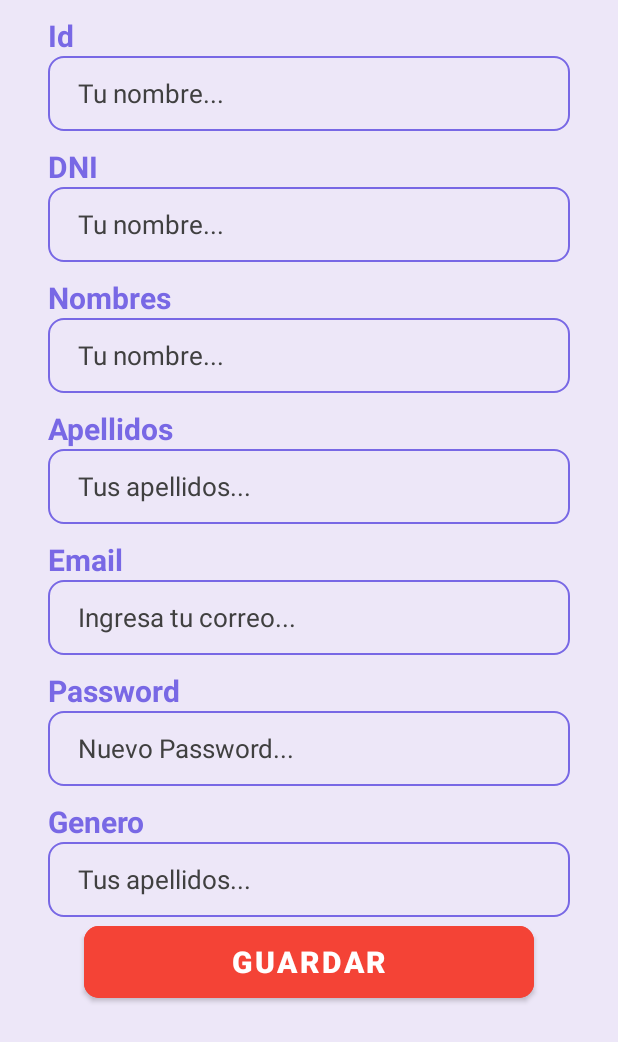
After one commit to guidochavarris2/reuu_premium, an Android app: the Editar_perfil screen opened directly, with no data from a screen before it, on a phone screen of 412 x 824 dp. The commit adds this screen. Shown: the top 1042 px of the screen. Run offline under Robolectric (Android 15) with nearby library versions, the phone set to English and light mode, and no system bars; our stand-ins replace Volley.

Commit message:
Commit Aldo, Editar-Perfil

```diff
--- a/app/src/main/java/com/example/reeu_premium/Configuracion.java
+++ b/app/src/main/java/com/example/reeu_premium/Configuracion.java
@@ -11,6 +11,7 @@ public class Configuracion extends AppCompatActivity {
 
     Button tbnTerminos;
     Button btnPoliticas;
+    Button btnEditarPerfil;
 
     @Override
     protected void onCreate(Bundle savedInstanceState) {
@@ -41,5 +42,19 @@ public class Configuracion extends AppCompatActivity {
             }
         });
 
+        btnEditarPerfil=(Button)findViewById(R.id.btnEditarPerfil);
+
+        btnEditarPerfil.setOnClickListener(new View.OnClickListener() {
+
+            public void onClick(View v) {
+
+                Intent nextScreen = new Intent(getApplicationContext(), Editar_perfil.class);
+                startActivity(nextScreen);
+
+            }
+        });
+
+
+
     }
 }
--- /dev/null
+++ b/app/src/main/java/com/example/reeu_premium/Editar_perfil.java
@@ -0,0 +1,125 @@
+package com.example.reeu_premium;
+
+import static com.android.volley.Request.Method.GET;
+import androidx.annotation.Nullable;
+import androidx.appcompat.app.AppCompatActivity;
+
+import android.app.ProgressDialog;
+import android.content.Intent;
+import android.os.Bundle;
+import android.view.View;
+import android.widget.Button;
+import android.widget.EditText;
+import android.widget.RadioGroup;
+import android.widget.TextView;
+import android.widget.Toast;
+
+import com.android.volley.AuthFailureError;
+import com.android.volley.Request;
+import com.android.volley.RequestQueue;
+import com.android.volley.Response;
+import com.android.volley.VolleyError;
+import com.android.volley.toolbox.StringRequest;
+import com.android.volley.toolbox.Volley;
+
+import java.util.HashMap;
+import java.util.Map;
+
+
+public class Editar_perfil extends AppCompatActivity {
+
+
+    TextView edid, eddni, edapellidos, edgender;
+    EditText edemail, eduserName, edpassword;
+
+    private int position;
+
+
+    //RadioGroup radioGroupGender;
+
+    @Override
+    protected void onCreate(Bundle savedInstanceState) {
+        super.onCreate(savedInstanceState);
+        setContentView(R.layout.activity_editar_perfil);
+        if(SharedPrefManager.getInstance(this).isLoggedIn()) {
+
+
+            edid = findViewById(R.id.editTextId);
+            eddni = findViewById(R.id.editTextDni);
+            eduserName = findViewById(R.id.editTextUsername);
+            edapellidos = findViewById(R.id.editTextApellidos);
+            edemail = findViewById(R.id.editTextEmail);
+            edpassword = findViewById(R.id.editTextPassword);
+            edgender = findViewById(R.id.editTextGenero);
+
+
+            User user = SharedPrefManager.getInstance(this).getUser();
+
+            edid.setText(String.valueOf(user.getId()));
+            eddni.setText(user.getDni());
+            eduserName.setText(user.getName());
+            edapellidos.setText(user.getApellidos());
+            edemail.setText(user.getEmail());
+
+            edgender.setText(user.getGender());
+
+
+
+        }
+    }
+
+
+    public void actualizar(View view){
+
+        final String id =edid.getText().toString().trim();
+        final String dni =eddni.getText().toString().trim();
+        final String username =eduserName.getText().toString().trim();
+        final String apellidos =edapellidos.getText().toString().trim();
+        final String email=edemail.getText().toString().trim();
+        final String password=edpassword.getText().toString().trim();
+        final String genero=edgender.getText().toString().trim();
+
+
+        final ProgressDialog progressDialog =new ProgressDialog(this);
+        progressDialog.setMessage("Actualizando");
+        progressDialog.dismiss();
+
+        StringRequest request =new StringRequest(Request.Method.POST, URLs.URL_EDITAR, new Response.Listener<String>() {
+            @Override
+            public void onResponse(String response) {
+                Toast.makeText(Editar_perfil.this, response, Toast.LENGTH_SHORT).show();
+
+                System.out.println(response);
+
+                startActivity(new Intent(getApplicationContext(), Configuracion.class));
+                finish();
+                progressDialog.dismiss();
+
+            }
+        }, new Response.ErrorListener() {
+            @Override
+            public void onErrorResponse(VolleyError error) {
+                Toast.makeText(Editar_perfil.this,error.getMessage(),Toast.LENGTH_SHORT).show();
+                progressDialog.dismiss();
+            }
+        }){
+            @Nullable
+            @Override
+            protected Map<String, String> getParams() throws AuthFailureError {
+                Map<String,String> params=new HashMap<>();
+                params.put("dni",dni);
+                params.put("username",username);
+                params.put("apellidos",apellidos);
+                params.put("email",email);
+                params.put("password",password);
+                params.put("gender",genero);
+                params.put("id_usuario",id);
+
+                return params;
+            }
+        };
+        RequestQueue requestQueue= Volley.newRequestQueue(Editar_perfil.this);
+        requestQueue.add(request);
+    }
+
+}
--- a/app/src/main/java/com/example/reeu_premium/URLs.java
+++ b/app/src/main/java/com/example/reeu_premium/URLs.java
@@ -11,5 +11,9 @@ public class URLs {
     public static final String URL_MISEVENTOS=ROOT_URL + "miseventos";
     public static final String URL_INVITADO= ROOT_URL + "invitado";
     private static final String ROOT_URL2 = "https://polar-cove-80223.herokuapp.com/crear_evento.php?apicall=";
+    private static final String ROOT_EDITAR = "https://polar-cove-80223.herokuapp.com/editar_perfil.php";
+    public static final String URL_EDITAR = ROOT_EDITAR;
     public static final String URL_CREAR = ROOT_URL_AZURE + "crear";
+
+
 }
--- a/app/src/main/res/layout/activity_configuracion.xml
+++ b/app/src/main/res/layout/activity_configuracion.xml
@@ -58,6 +58,7 @@
         app:layout_constraintTop_toBottomOf="@+id/imageView8">
 
         <Button
+            android:id="@+id/btnEditarPerfil"
             android:layout_width="350dp"
             android:layout_height="80dp"
             android:layout_marginTop="20dp"
@@ -66,7 +67,7 @@
             android:textColor="#ffffff"
             android:textSize="20sp"
             android:textStyle="bold"
-            app:cornerRadius="0dp" />
+            app:cornerRadius="10dp" />
 
         <Button
             android:id="@+id/tbnTerminos"
--- /dev/null
+++ b/app/src/main/res/layout/activity_editar_perfil.xml
@@ -0,0 +1,234 @@
+<?xml version="1.0" encoding="utf-8"?>
+<androidx.constraintlayout.widget.ConstraintLayout xmlns:android="http://schemas.android.com/apk/res/android"
+    xmlns:app="http://schemas.android.com/apk/res-auto"
+    xmlns:tools="http://schemas.android.com/tools"
+    android:layout_width="match_parent"
+    android:layout_height="match_parent"
+    android:background="#EDE7F8"
+    tools:context=".Editar_perfil">
+
+    <ScrollView
+        android:layout_width="match_parent"
+        android:layout_height="match_parent"
+        app:layout_constraintBottom_toBottomOf="parent"
+        app:layout_constraintEnd_toEndOf="parent"
+        app:layout_constraintStart_toStartOf="parent"
+        app:layout_constraintTop_toTopOf="parent">
+
+        <LinearLayout
+            android:layout_width="match_parent"
+            android:layout_height="wrap_content"
+            android:orientation="vertical" >
+<!--
+            <ImageView
+                android:id="@+id/imageView2"
+                android:layout_width="match_parent"
+                android:layout_height="100dp"
+                app:srcCompat="@drawable/usuario" />
+
+            <TextView
+                android:id="@+id/textView4"
+                android:layout_width="match_parent"
+                android:layout_height="wrap_content"
+                android:text="Datos personales"
+                android:textAlignment="center"
+                android:textColor="#fe5b52"
+                android:textSize="40sp"
+                android:textStyle="bold" />
+-->
+            <TextView
+                android:id="@+id/textView3"
+                android:layout_width="match_parent"
+                android:layout_height="wrap_content"
+                android:layout_marginStart="32dp"
+                android:layout_marginTop="10dp"
+                android:text="Id"
+                android:textColor="#7868e5"
+                android:textSize="20sp"
+                android:textStyle="bold" />
+
+            <EditText
+                android:id="@+id/editTextId"
+                android:layout_width="match_parent"
+                android:layout_height="50dp"
+                android:layout_marginStart="32dp"
+                android:layout_marginEnd="32dp"
+                android:background="@drawable/background_edt"
+                android:hint="Tu nombre..."
+                android:focusable="false"
+                android:paddingStart="20dp"
+                android:textColorHint="#404040"
+                android:textSize="17sp" />
+            <TextView
+                android:id="@+id/textView8"
+                android:layout_width="match_parent"
+                android:layout_height="wrap_content"
+                android:layout_marginStart="32dp"
+                android:layout_marginTop="10dp"
+                android:text="DNI"
+                android:textColor="#7868e5"
+                android:textSize="20sp"
+                android:textStyle="bold" />
+
+            <EditText
+                android:id="@+id/editTextDni"
+                android:layout_width="match_parent"
+                android:layout_height="50dp"
+                android:layout_marginStart="32dp"
+                android:layout_marginEnd="32dp"
+                android:background="@drawable/background_edt"
+                android:hint="Tu nombre..."
+                android:focusable="false"
+                android:paddingStart="20dp"
+                android:textColorHint="#404040"
+                android:textSize="17sp" />
+
+            <TextView
+                android:id="@+id/textView9"
+                android:layout_width="match_parent"
+                android:layout_height="wrap_content"
+                android:layout_marginStart="32dp"
+                android:layout_marginTop="10dp"
+                android:text="Nombres"
+                android:textColor="#7868e5"
+                android:textSize="20sp"
+                android:textStyle="bold" />
+
+            <EditText
+                android:id="@+id/editTextUsername"
+                android:layout_width="match_parent"
+                android:layout_height="50dp"
+                android:layout_marginStart="32dp"
+                android:layout_marginEnd="32dp"
+                android:background="@drawable/background_edt"
+                android:hint="Tu nombre..."
+                android:focusable="true"
+                android:paddingStart="20dp"
+                android:textColorHint="#404040"
+                android:textSize="17sp" />
+
+
+            <TextView
+                android:id="@+id/textView7"
+                android:layout_width="match_parent"
+                android:layout_height="wrap_content"
+                android:layout_marginStart="32dp"
+                android:layout_marginTop="10dp"
+                android:text="Apellidos"
+                android:textColor="#7868e5"
+                android:textSize="20sp"
+                android:textStyle="bold" />
+
+            <EditText
+                android:id="@+id/editTextApellidos"
+                android:layout_width="match_parent"
+                android:layout_height="50dp"
+                android:layout_marginStart="32dp"
+                android:layout_marginEnd="32dp"
+                android:background="@drawable/background_edt"
+                android:hint="Tus apellidos..."
+                android:focusable="false"
+                android:inputType="textPersonName"
+                android:paddingStart="20dp"
+                android:textColorHint="#404040"
+                android:textSize="17sp" />
+
+            <TextView
+                android:id="@+id/textView6"
+                android:layout_width="match_parent"
+                android:layout_height="wrap_content"
+                android:layout_marginStart="32dp"
+                android:layout_marginTop="10dp"
+                android:text="Email"
+                android:textColor="#7868e5"
+                android:textSize="20sp"
+                android:textStyle="bold" />
+
+            <EditText
+                android:id="@+id/editTextEmail"
+                android:layout_width="match_parent"
+                android:layout_height="50dp"
+                android:layout_marginStart="32dp"
+                android:layout_marginEnd="32dp"
+                android:background="@drawable/background_edt"
+                android:ems="10"
+                android:hint="Ingresa tu correo..."
+                android:inputType="textEmailAddress"
+                android:paddingStart="20dp"
+                android:textColorHint="#404040"
+                android:textSize="17sp" />
+
+            <TextView
+                android:id="@+id/textView5"
+                android:layout_width="match_parent"
+                android:layout_height="wrap_content"
+                android:layout_marginStart="32dp"
+                android:layout_marginTop="10dp"
+                android:text="Password"
+                android:textColor="#7868e5"
+                android:textSize="20sp"
+                android:textStyle="bold" />
+
+            <EditText
+                android:id="@+id/editTextPassword"
+                android:layout_width="match_parent"
+                android:layout_height="50dp"
+                android:layout_marginStart="32dp"
+                android:layout_marginEnd="32dp"
+                android:background="@drawable/background_edt"
+                android:ems="10"
+                android:hint="Nuevo Password..."
+                android:inputType="textPassword"
+                android:paddingStart="20dp"
+                android:textColorHint="#404040"
+                android:textSize="17sp" />
+
+            <TextView
+                android:id="@+id/textView10"
+                android:layout_width="match_parent"
+                android:layout_height="wrap_content"
+                android:layout_marginStart="32dp"
+                android:layout_marginTop="10dp"
+                android:text="Genero"
+                android:textColor="#7868e5"
+                android:textSize="20sp"
+                android:textStyle="bold" />
+
+            <EditText
+                android:id="@+id/editTextGenero"
+                android:layout_width="match_parent"
+                android:layout_height="50dp"
+                android:layout_marginStart="32dp"
+                android:layout_marginEnd="32dp"
+                android:background="@drawable/background_edt"
+                android:hint="Tus apellidos..."
+                android:focusable="false"
+                android:inputType="textPersonName"
+                android:paddingStart="20dp"
+                android:textColorHint="#404040"
+                android:textSize="17sp" />
+
+
+            <Button
+                android:id="@+id/buttonSave"
+                android:layout_width="300dp"
+                android:layout_height="60dp"
+                android:text="Guardar"
+                android:layout_marginTop="0dp"
+                android:textColor="#ffffff"
+                android:textSize="20sp"
+                android:textStyle="bold"
+                android:backgroundTint="#F44336"
+                android:elevation="3dp"
+                android:onClick="actualizar"
+                app:cornerRadius="10dp"
+                app:layout_constraintEnd_toEndOf="parent"
+                app:layout_constraintStart_toStartOf="parent"
+                app:layout_constraintTop_toBottomOf="parent"
+                android:layout_gravity="center_horizontal"/>
+
+
+        </LinearLayout>
+    </ScrollView>
+
+</androidx.constraintlayout.widget.ConstraintLayout>
```
Also changed, not shown: app/src/main/AndroidManifest.xml (+7 -0 lines).
